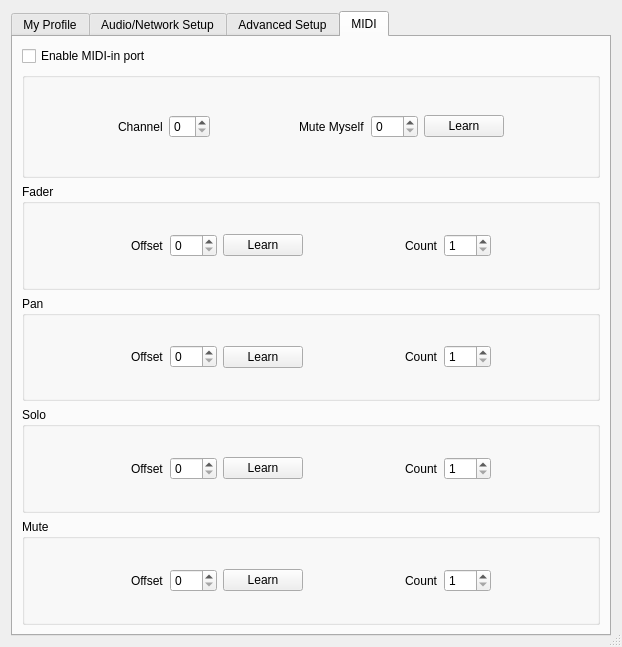
ignotus666/jamulus, file src/clientsettingsdlgbase.ui: the form before one commit.
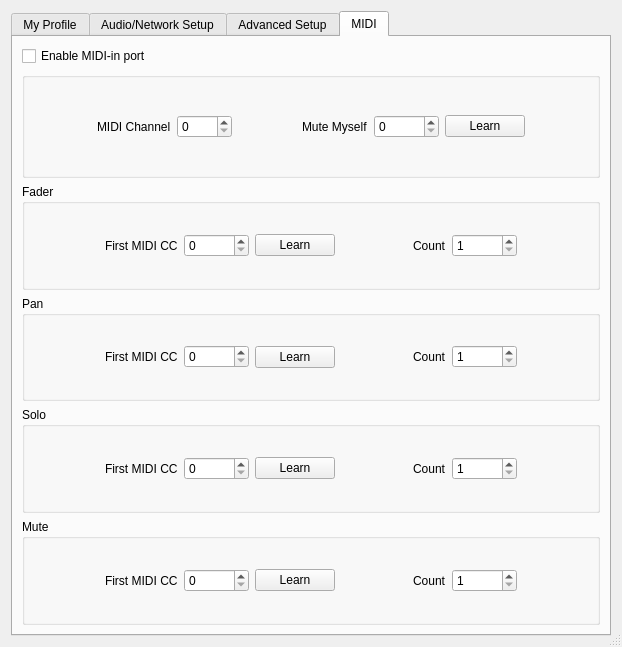
The form after the commit. Icons and pictures are not drawn. Custom widgets are drawn as their Qt base class.

```diff
--- a/src/clientsettingsdlgbase.ui
+++ b/src/clientsettingsdlgbase.ui
@@ -1384,12 +1384,18 @@
                </font>
               </property>
               <property name="text">
-               <string>Channel</string>
+               <string>MIDI Channel</string>
               </property>
              </widget>
             </item>
             <item>
              <widget class="QSpinBox" name="spnChannel">
+              <property name="minimumSize">
+               <size>
+                <width>55</width>
+                <height>0</height>
+               </size>
+              </property>
               <property name="font">
                <font>
                 <weight>50</weight>
@@ -1429,6 +1435,12 @@
             </item>
             <item>
              <widget class="QSpinBox" name="spnMuteMyself">
+              <property name="minimumSize">
+               <size>
+                <width>65</width>
+                <height>0</height>
+               </size>
+              </property>
               <property name="font">
                <font>
                 <weight>50</weight>
@@ -1506,12 +1518,18 @@
                </font>
               </property>
               <property name="text">
-               <string>Offset</string>
+               <string>First MIDI CC</string>
               </property>
              </widget>
             </item>
             <item>
              <widget class="QSpinBox" name="spnFaderOffset">
+              <property name="minimumSize">
+               <size>
+                <width>65</width>
+                <height>0</height>
+               </size>
+              </property>
               <property name="font">
                <font>
                 <weight>50</weight>
@@ -1567,6 +1585,12 @@
             </item>
             <item>
              <widget class="QSpinBox" name="spnFaderCount">
+              <property name="minimumSize">
+               <size>
+                <width>65</width>
+                <height>0</height>
+               </size>
+              </property>
               <property name="font">
                <font>
                 <weight>50</weight>
@@ -1631,12 +1655,18 @@
                </font>
               </property>
               <property name="text">
-               <string>Offset</string>
+               <string>First MIDI CC</string>
               </property>
              </widget>
             </item>
             <item>
              <widget class="QSpinBox" name="spnPanOffset">
+              <property name="minimumSize">
+               <size>
+                <width>65</width>
+                <height>0</height>
+               </size>
+              </property>
               <property name="font">
                <font>
                 <weight>50</weight>
@@ -1692,6 +1722,12 @@
             </item>
             <item>
              <widget class="QSpinBox" name="spnPanCount">
+              <property name="minimumSize">
+               <size>
+                <width>65</width>
+                <height>0</height>
+               </size>
+              </property>
               <property name="font">
                <font>
                 <weight>50</weight>
@@ -1756,12 +1792,18 @@
                </font>
               </property>
               <property name="text">
-               <string>Offset</string>
+               <string>First MIDI CC</string>
               </property>
              </widget>
             </item>
             <item>
              <widget class="QSpinBox" name="spnSoloOffset">
+              <property name="minimumSize">
+               <size>
+                <width>65</width>
+                <height>0</height>
+               </size>
+              </property>
               <property name="font">
                <font>
                 <weight>50</weight>
@@ -1817,6 +1859,12 @@
             </item>
             <item>
              <widget class="QSpinBox" name="spnSoloCount">
+              <property name="minimumSize">
+               <size>
+                <width>65</width>
+                <height>0</height>
+               </size>
+              </property>
               <property name="font">
                <font>
                 <weight>50</weight>
@@ -1881,12 +1929,18 @@
                </font>
               </property>
               <property name="text">
-               <string>Offset</string>
+               <string>First MIDI CC</string>
               </property>
              </widget>
             </item>
             <item>
              <widget class="QSpinBox" name="spnMuteOffset">
+              <property name="minimumSize">
+               <size>
+                <width>65</width>
+                <height>0</height>
+               </size>
+              </property>
               <property name="font">
                <font>
                 <weight>50</weight>
@@ -1942,6 +1996,12 @@
             </item>
             <item>
              <widget class="QSpinBox" name="spnMuteCount">
+              <property name="minimumSize">
+               <size>
+                <width>65</width>
+                <height>0</height>
+               </size>
+              </property>
               <property name="font">
                <font>
                 <weight>50</weight>
```
Left out of the diff: 3 changed lines with no effect on the pictures.
